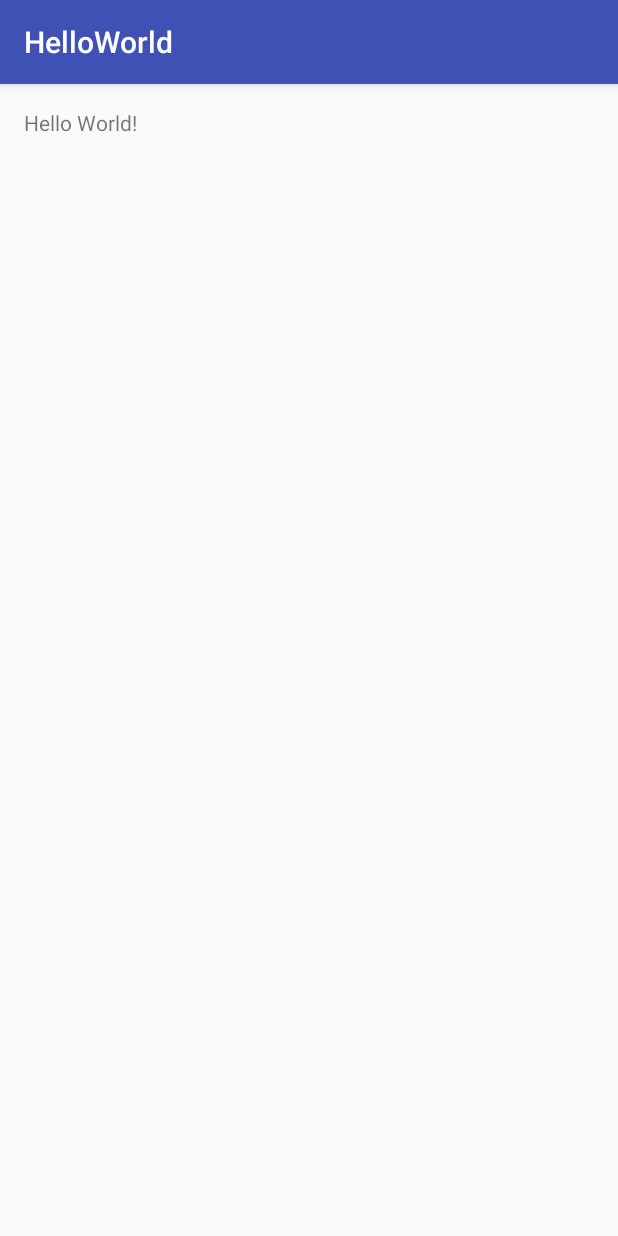
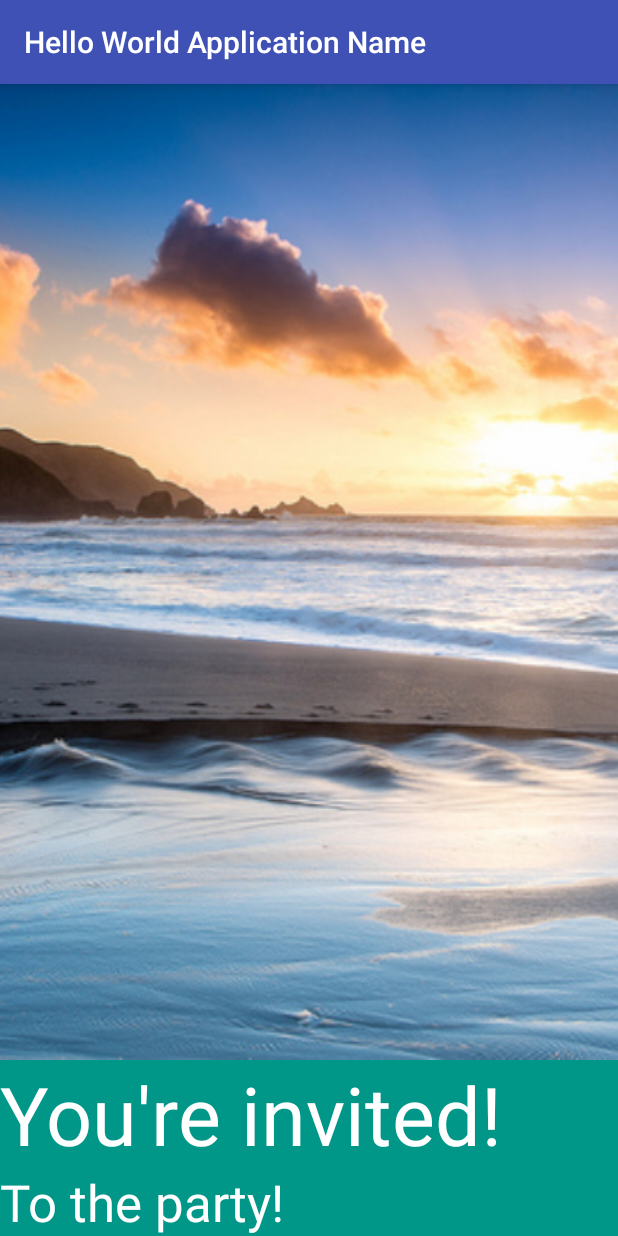
Before and after one commit to danvallejo/android-210, an Android app: the screen it shows after launch (MainActivity), on a phone screen of 412 x 824 dp. Run offline under Robolectric (Android 15) with nearby library versions, the phone set to English and light mode, and no system bars.

Commit message:
Hello World with Ocean Exercise

```diff
--- a/HelloWorld/app/src/main/res/layout/activity_main.xml
+++ b/HelloWorld/app/src/main/res/layout/activity_main.xml
@@ -1,16 +1,30 @@
-<?xml version="1.0" encoding="utf-8"?>
-<RelativeLayout xmlns:android="http://schemas.android.com/apk/res/android"
-    xmlns:tools="http://schemas.android.com/tools"
+<LinearLayout
+    xmlns:android="http://schemas.android.com/apk/res/android"
+    android:orientation="vertical"
     android:layout_width="match_parent"
-    android:layout_height="match_parent"
-    android:paddingBottom="@dimen/activity_vertical_margin"
-    android:paddingLeft="@dimen/activity_horizontal_margin"
-    android:paddingRight="@dimen/activity_horizontal_margin"
-    android:paddingTop="@dimen/activity_vertical_margin"
-    tools:context="com.cstructor.helloworld.MainActivity">
+    android:layout_height="match_parent">
+
+    <ImageView
+        android:layout_weight="1"
+        android:src="@drawable/androidocean"
+        android:layout_width="match_parent"
+        android:layout_height="wrap_content"
+        android:scaleType="centerCrop" />
 
     <TextView
-        android:layout_width="wrap_content"
+        android:text="You're invited!"
+        android:layout_width="match_parent"
         android:layout_height="wrap_content"
-        android:text="Hello World!" />
-</RelativeLayout>
+        android:textColor="@android:color/white"
+        android:textSize="54sp"
+        android:background="#009688" />
+
+    <TextView
+        android:text="To the party!"
+        android:layout_width="match_parent"
+        android:layout_height="wrap_content"
+        android:textColor="@android:color/white"
+        android:textSize="34sp"
+        android:background="#009688" />
+
+</LinearLayout>
--- a/HelloWorld/app/src/main/res/values/colors.xml
+++ b/HelloWorld/app/src/main/res/values/colors.xml
@@ -3,4 +3,5 @@
     <color name="colorPrimary">#3F51B5</color>
     <color name="colorPrimaryDark">#303F9F</color>
     <color name="colorAccent">#FF4081</color>
+    <color name="defaultBackground">#00FF0f</color>
 </resources>
--- a/HelloWorld/app/src/main/res/values/strings.xml
+++ b/HelloWorld/app/src/main/res/values/strings.xml
@@ -1,3 +1,3 @@
 <resources>
-    <string name="app_name">HelloWorld</string>
+    <string name="app_name">Hello World Application Name</string>
 </resources>
```
Also changed, not shown: HelloWorld/app/src/main/res/drawable/androidcake.png (added), HelloWorld/app/src/main/res/drawable/androidocean.png (added).
